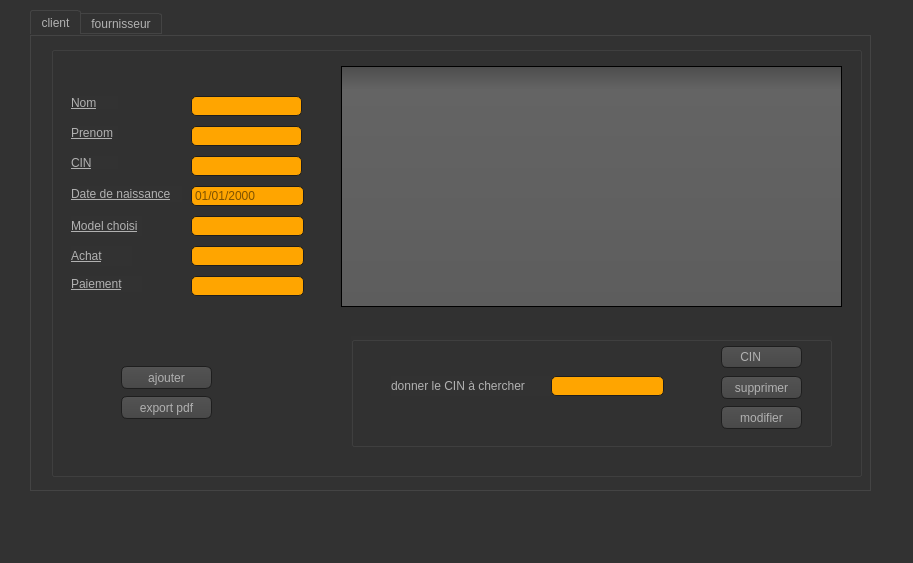
Above: client/mainwindow.ui from eyawartateni/Smart_Factory_2A4 before the change. Below: the same form after it.
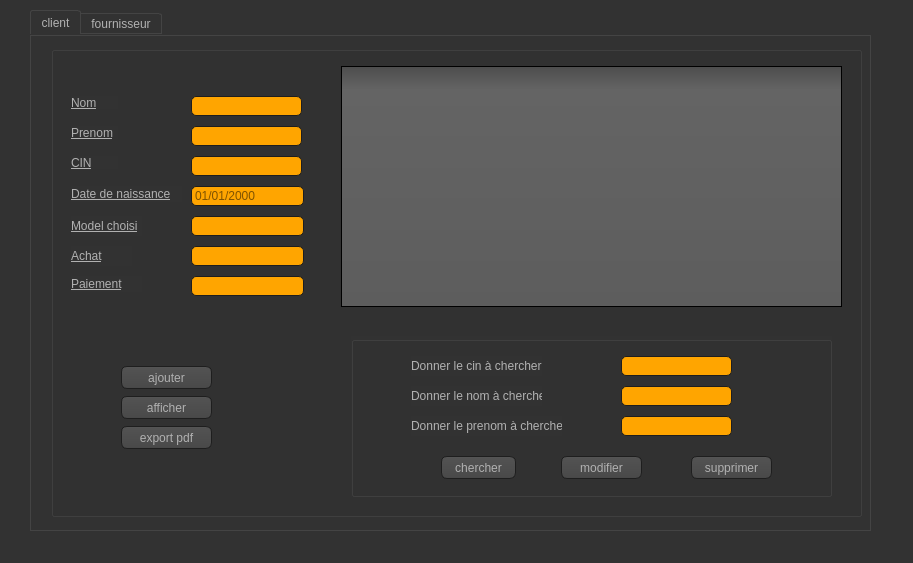
That is the form after the change. Icons and pictures are not drawn.

Patch:
```diff
--- a/client/mainwindow.ui
+++ b/client/mainwindow.ui
@@ -481,7 +481,7 @@
       <x>30</x>
       <y>10</y>
       <width>841</width>
-      <height>481</height>
+      <height>521</height>
      </rect>
     </property>
     <property name="styleSheet">
@@ -1073,169 +1073,6 @@
 }</string>
       </property>
      </widget>
-     <widget class="QGroupBox" name="groupBox_3">
-      <property name="geometry">
-       <rect>
-        <x>320</x>
-        <y>300</y>
-        <width>481</width>
-        <height>111</height>
-       </rect>
-      </property>
-      <property name="title">
-       <string/>
-      </property>
-      <widget class="QLabel" name="label_4">
-       <property name="geometry">
-        <rect>
-         <x>40</x>
-         <y>40</y>
-         <width>161</width>
-         <height>20</height>
-        </rect>
-       </property>
-       <property name="text">
-        <string>donner le CIN à chercher</string>
-       </property>
-      </widget>
-      <widget class="QLineEdit" name="cin_chercher">
-       <property name="geometry">
-        <rect>
-         <x>200</x>
-         <y>40</y>
-         <width>113</width>
-         <height>20</height>
-        </rect>
-       </property>
-       <property name="styleSheet">
-        <string notr="true">QLineEdit
-{
-color:black;
-background-color:orange;
-}</string>
-       </property>
-      </widget>
-      <widget class="QPushButton" name="modifier">
-       <property name="geometry">
-        <rect>
-         <x>370</x>
-         <y>70</y>
-         <width>81</width>
-         <height>23</height>
-        </rect>
-       </property>
-       <property name="styleSheet">
-        <string notr="true"> QPushButton
-{
-  color: #b1b1b1;
-    background-color: QLinearGradient( x1: 0, y1: 0, x2: 0, y2: 1, stop: 0 #565656, stop: 0.1 #525252, stop: 0.5 #4e4e4e, stop: 0.9 #4a4a4a, stop: 1 #464646);
-    border-width: 1px;
-    border-color: #1e1e1e;
-    border-style: solid;
-    border-radius: 6;
-    padding: 3px;
-    font-size: 12px;
-    padding-left: 5px;
-    padding-right: 5px;
-}
-QPushButton:hover
-{
-    border: 2px solid QLinearGradient( x1: 0, y1: 0, x2: 0, y2: 1, stop: 0 #ffa02f, stop: 1 #d7801a);
-}
-
-
-
-</string>
-       </property>
-       <property name="text">
-        <string>modifier</string>
-       </property>
-      </widget>
-      <widget class="QPushButton" name="supprimer_client">
-       <property name="geometry">
-        <rect>
-         <x>370</x>
-         <y>40</y>
-         <width>81</width>
-         <height>23</height>
-        </rect>
-       </property>
-       <property name="styleSheet">
-        <string notr="true"> QPushButton
-{
-  color: #b1b1b1;
-    background-color: QLinearGradient( x1: 0, y1: 0, x2: 0, y2: 1, stop: 0 #565656, stop: 0.1 #525252, stop: 0.5 #4e4e4e, stop: 0.9 #4a4a4a, stop: 1 #464646);
-    border-width: 1px;
-    border-color: #1e1e1e;
-    border-style: solid;
-    border-radius: 6;
-    padding: 3px;
-    font-size: 12px;
-    padding-left: 5px;
-    padding-right: 5px;
-}
-QPushButton:hover
-{
-    border: 2px solid QLinearGradient( x1: 0, y1: 0, x2: 0, y2: 1, stop: 0 #ffa02f, stop: 1 #d7801a);
-}
-
-
-
-</string>
-       </property>
-       <property name="text">
-        <string>supprimer</string>
-       </property>
-      </widget>
-      <widget class="QComboBox" name="comboBox">
-       <property name="geometry">
-        <rect>
-         <x>370</x>
-         <y>10</y>
-         <width>81</width>
-         <height>22</height>
-        </rect>
-       </property>
-       <property name="styleSheet">
-        <string notr="true"> QComboBox
-{
-  color: #b1b1b1;
-    background-color: QLinearGradient( x1: 0, y1: 0, x2: 0, y2: 1, stop: 0 #565656, stop: 0.1 #525252, stop: 0.5 #4e4e4e, stop: 0.9 #4a4a4a, stop: 1 #464646);
-    border-width: 1px;
-    border-color: #1e1e1e;
-    border-style: solid;
-    border-radius: 6;
-    padding: 3px;
-    font-size: 12px;
-    padding-left: 5px;
-    padding-right: 5px;
-}
-QComboBox:hover
-{
-    border: 2px solid QLinearGradient( x1: 0, y1: 0, x2: 0, y2: 1, stop: 0 #ffa02f, stop: 1 #d7801a);
-}
-
-
-
-</string>
-       </property>
-       <item>
-        <property name="text">
-         <string>    CIN</string>
-        </property>
-       </item>
-       <item>
-        <property name="text">
-         <string>PRENOM</string>
-        </property>
-       </item>
-       <item>
-        <property name="text">
-         <string>   NOM</string>
-        </property>
-       </item>
-      </widget>
-     </widget>
      <widget class="QLabel" name="label_2">
       <property name="geometry">
        <rect>
@@ -1295,7 +1132,7 @@
         <x>20</x>
         <y>10</y>
         <width>811</width>
-        <height>431</height>
+        <height>471</height>
        </rect>
       </property>
       <property name="title">
@@ -1359,7 +1196,7 @@
        <property name="geometry">
         <rect>
          <x>70</x>
-         <y>350</y>
+         <y>380</y>
          <width>91</width>
          <height>23</height>
         </rect>
@@ -1915,6 +1752,238 @@
 }</string>
        </property>
       </widget>
+      <widget class="QPushButton" name="pushButton_2">
+       <property name="geometry">
+        <rect>
+         <x>70</x>
+         <y>350</y>
+         <width>91</width>
+         <height>23</height>
+        </rect>
+       </property>
+       <property name="styleSheet">
+        <string notr="true">QPushButton
+{color: #b1b1b1;
+    background-color: QLinearGradient( x1: 0, y1: 0, x2: 0, y2: 1, stop: 0 #565656, stop: 0.1 #525252, stop: 0.5 #4e4e4e, stop: 0.9 #4a4a4a, stop: 1 #464646);
+    border-width: 1px;
+    border-color: #1e1e1e;
+    border-style: solid;
+    border-radius: 6;
+    padding: 3px;
+    font-size: 12px;
+    padding-left: 5px;
+    padding-right: 5px;
+
+}
+QPushButton:hover
+{
+    border: 2px solid QLinearGradient( x1: 0, y1: 0, x2: 0, y2: 1, stop: 0 #ffa02f, stop: 1 #d7801a);
+}</string>
+       </property>
+       <property name="text">
+        <string>afficher</string>
+       </property>
+      </widget>
+      <widget class="QGroupBox" name="groupBox_3">
+       <property name="geometry">
+        <rect>
+         <x>300</x>
+         <y>290</y>
+         <width>481</width>
+         <height>161</height>
+        </rect>
+       </property>
+       <property name="title">
+        <string/>
+       </property>
+       <widget class="QLabel" name="label_4">
+        <property name="geometry">
+         <rect>
+          <x>60</x>
+          <y>20</y>
+          <width>131</width>
+          <height>20</height>
+         </rect>
+        </property>
+        <property name="text">
+         <string>Donner le cin à chercher</string>
+        </property>
+       </widget>
+       <widget class="QLineEdit" name="cin_chercher">
+        <property name="geometry">
+         <rect>
+          <x>270</x>
+          <y>20</y>
+          <width>111</width>
+          <height>20</height>
+         </rect>
+        </property>
+        <property name="styleSheet">
+         <string notr="true">
+color:black;
+background-color:orange;
+</string>
+        </property>
+       </widget>
+       <widget class="QPushButton" name="modifier">
+        <property name="geometry">
+         <rect>
+          <x>210</x>
+          <y>120</y>
+          <width>81</width>
+          <height>23</height>
+         </rect>
+        </property>
+        <property name="styleSheet">
+         <string notr="true"> QPushButton
+{
+  color: #b1b1b1;
+    background-color: QLinearGradient( x1: 0, y1: 0, x2: 0, y2: 1, stop: 0 #565656, stop: 0.1 #525252, stop: 0.5 #4e4e4e, stop: 0.9 #4a4a4a, stop: 1 #464646);
+    border-width: 1px;
+    border-color: #1e1e1e;
+    border-style: solid;
+    border-radius: 6;
+    padding: 3px;
+    font-size: 12px;
+    padding-left: 5px;
+    padding-right: 5px;
+}
+QPushButton:hover
+{
+    border: 2px solid QLinearGradient( x1: 0, y1: 0, x2: 0, y2: 1, stop: 0 #ffa02f, stop: 1 #d7801a);
+}
+
+
+
+</string>
+        </property>
+        <property name="text">
+         <string>modifier</string>
+        </property>
+       </widget>
+       <widget class="QPushButton" name="supprimer_client">
+        <property name="geometry">
+         <rect>
+          <x>340</x>
+          <y>120</y>
+          <width>81</width>
+          <height>23</height>
+         </rect>
+        </property>
+        <property name="styleSheet">
+         <string notr="true"> QPushButton
+{
+  color: #b1b1b1;
+    background-color: QLinearGradient( x1: 0, y1: 0, x2: 0, y2: 1, stop: 0 #565656, stop: 0.1 #525252, stop: 0.5 #4e4e4e, stop: 0.9 #4a4a4a, stop: 1 #464646);
+    border-width: 1px;
+    border-color: #1e1e1e;
+    border-style: solid;
+    border-radius: 6;
+    padding: 3px;
+    font-size: 12px;
+    padding-left: 5px;
+    padding-right: 5px;
+}
+QPushButton:hover
+{
+    border: 2px solid QLinearGradient( x1: 0, y1: 0, x2: 0, y2: 1, stop: 0 #ffa02f, stop: 1 #d7801a);
+}
+
+
+
+</string>
+        </property>
+        <property name="text">
+         <string>supprimer</string>
+        </property>
+       </widget>
+       <widget class="QLabel" name="label_6">
+        <property name="geometry">
+         <rect>
+          <x>60</x>
+          <y>50</y>
+          <width>131</width>
+          <height>20</height>
+         </rect>
+        </property>
+        <property name="text">
+         <string>Donner le nom à chercher</string>
+        </property>
+       </widget>
+       <widget class="QLineEdit" name="cher_nom">
+        <property name="geometry">
+         <rect>
+          <x>270</x>
+          <y>50</y>
+          <width>111</width>
+          <height>20</height>
+         </rect>
+        </property>
+        <property name="styleSheet">
+         <string notr="true">background-color:orange;
+color:black;</string>
+        </property>
+       </widget>
+       <widget class="QLineEdit" name="cher_prenom">
+        <property name="geometry">
+         <rect>
+          <x>270</x>
+          <y>80</y>
+          <width>111</width>
+          <height>20</height>
+         </rect>
+        </property>
+        <property name="styleSheet">
+         <string notr="true">background-color:orange;
+color:black;</string>
+        </property>
+       </widget>
+       <widget class="QLabel" name="label_7">
+        <property name="geometry">
+         <rect>
+          <x>60</x>
+          <y>80</y>
+          <width>151</width>
+          <height>20</height>
+         </rect>
+        </property>
+        <property name="text">
+         <string>Donner le prenom à chercher</string>
+        </property>
+       </widget>
+       <widget class="QPushButton" name="pushButton">
+        <property name="geometry">
+         <rect>
+          <x>90</x>
+          <y>120</y>
+          <width>75</width>
+          <height>23</height>
+         </rect>
+        </property>
+        <property name="styleSheet">
+         <string notr="true">QPushButton
+{color: #b1b1b1;
+    background-color: QLinearGradient( x1: 0, y1: 0, x2: 0, y2: 1, stop: 0 #565656, stop: 0.1 #525252, stop: 0.5 #4e4e4e, stop: 0.9 #4a4a4a, stop: 1 #464646);
+    border-width: 1px;
+    border-color: #1e1e1e;
+    border-style: solid;
+    border-radius: 6;
+    padding: 3px;
+    font-size: 12px;
+    padding-left: 5px;
+    padding-right: 5px;
+
+}
+QPushButton:hover
+{
+    border: 2px solid QLinearGradient( x1: 0, y1: 0, x2: 0, y2: 1, stop: 0 #ffa02f, stop: 1 #d7801a);
+}</string>
+        </property>
+        <property name="text">
+         <string>chercher</string>
+        </property>
+       </widget>
+      </widget>
      </widget>
      <zorder>groupBox_4</zorder>
      <zorder>lineEdit_nom</zorder>
```
Left out of the diff: 166 changed lines with no effect on the pictures.
